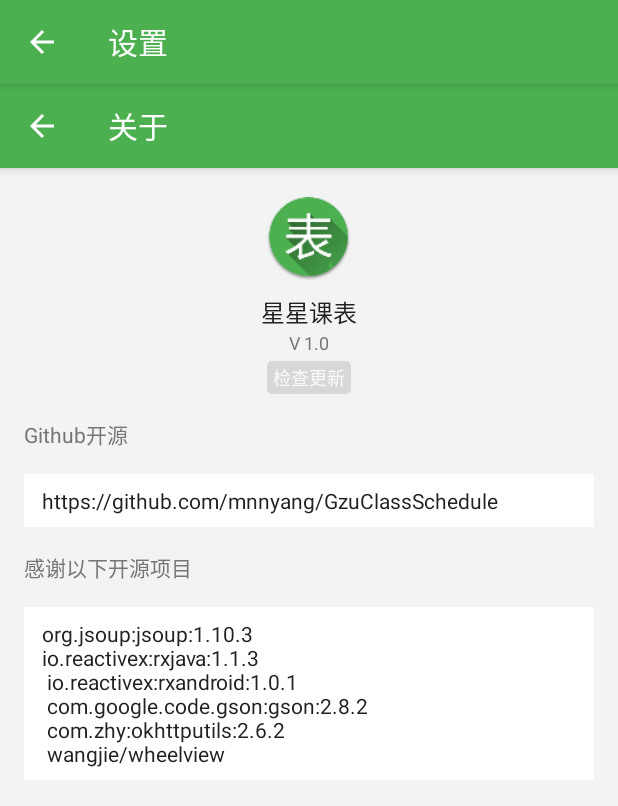
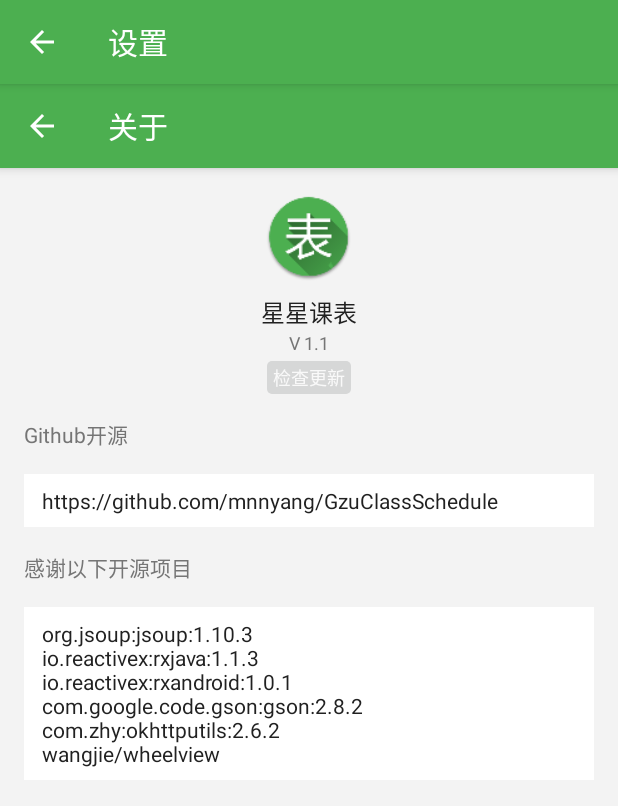
Before and after one commit to xxyangyoulin/ClassSchedule, an Android app: the fragment AboutFragment placed in its activity, on a phone screen of 412 x 824 dp. Shown: the top 806 px of the screen. Run offline under Robolectric (Android 15) with nearby library versions, the phone set to English and light mode, and no system bars; our stand-ins replace RxJava; libraries missing offline, so code that uses them is left out: rx.android.schedulers, rx.schedulers.

Commit message:
start v1.1

```diff
--- a/app/build.gradle
+++ b/app/build.gradle
@@ -7,10 +7,11 @@ android {
         applicationId "com.mnnyang.gzuclassschedule"
         minSdkVersion 21
         targetSdkVersion 21
-        versionCode 1
-        versionName "1.0"
+        versionCode 2
+        versionName "1.1"
         testInstrumentationRunner "android.support.test.runner.AndroidJUnitRunner"
     }
+
     buildTypes {
         release {
             minifyEnabled true
--- a/app/src/main/res/values/strings.xml
+++ b/app/src/main/res/values/strings.xml
@@ -1,6 +1,6 @@
 <resources>
     <string name="app_name">星星课表</string>
-    <string name="app_version">V 1.0</string>
+    <string name="app_version">V 1.1</string>
     <string name="qq_number">776310072</string>
 
     <string name="login">登录</string>
@@ -56,11 +56,7 @@
     <string name="now_version">有新版本</string>
     <string name="about">关于</string>
 
-    <string name="github_lib">org.jsoup:jsoup:1.10.3\nio.reactivex:rxjava:1.1.3\n
-        io.reactivex:rxandroid:1.0.1\n
-        com.google.code.gson:gson:2.8.2\n
-        com.zhy:okhttputils:2.6.2\n
-        wangjie/wheelview</string>
+    <string name="github_lib">org.jsoup:jsoup:1.10.3\nio.reactivex:rxjava:1.1.3\nio.reactivex:rxandroid:1.0.1\ncom.google.code.gson:gson:2.8.2\ncom.zhy:okhttputils:2.6.2\nwangjie/wheelview</string>
     <string name="github_gzuclassschedule">https://github.com/mnnyang/GzuClassSchedule</string>
     <string name="author_mnnyang">作者:mnnyang</string>
     <string name="check_update">检查更新</string>
```
Also changed, not shown: build.gradle (+8 -0 lines), 1 other file.
